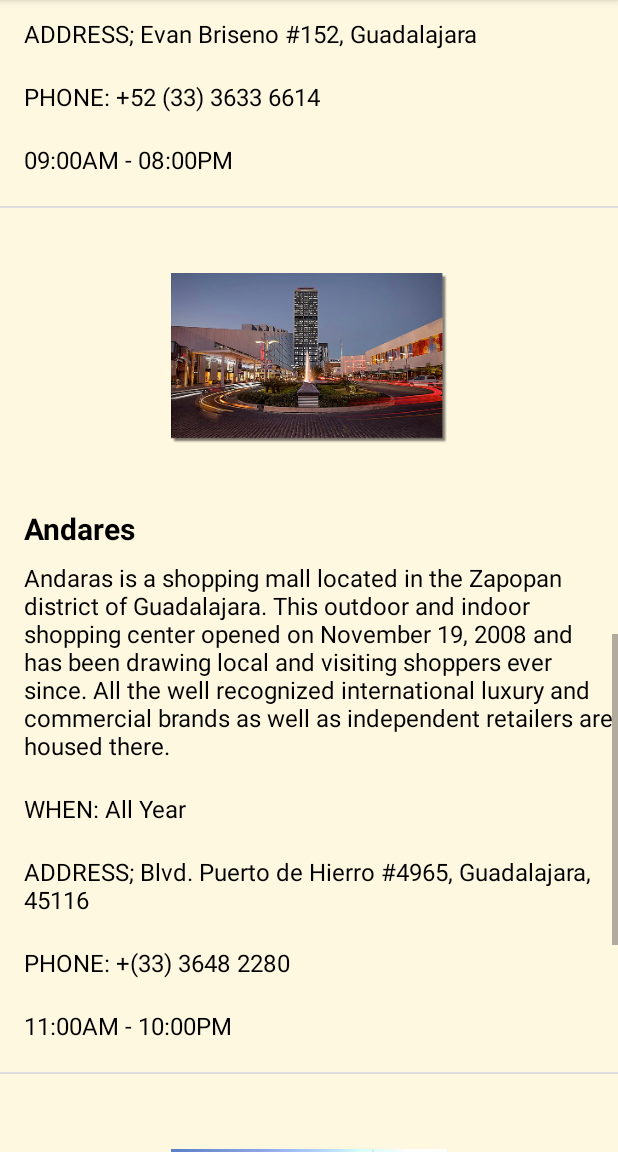
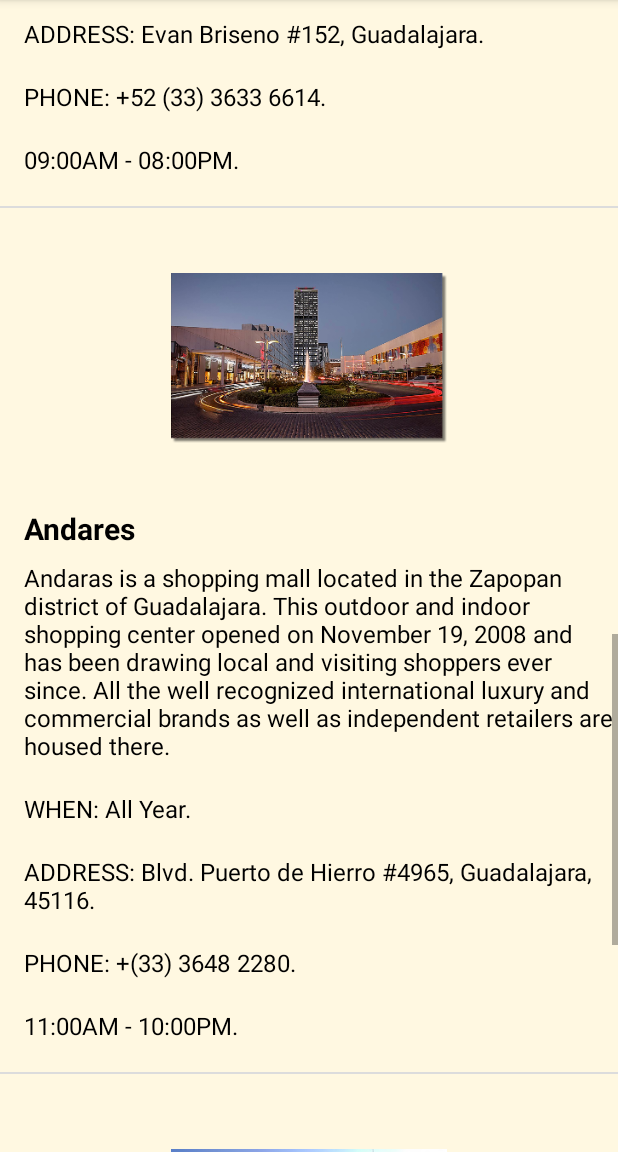
Before and after one commit to carloswilsonperez/Tour_Guide_App, an Android app: the fragment PlacesFragment shown on its own in the app's theme, scrolled down 1612 dp, on a phone screen of 412 x 824 dp, the part 84-1236 px from its top. Run offline under Robolectric (Android 15) with nearby library versions, the phone set to English and light mode, and no system bars.

Commit message:
Improving information

```diff
--- a/app/src/main/java/com/example/android/tour_guide_app/PlacesFragment.java
+++ b/app/src/main/java/com/example/android/tour_guide_app/PlacesFragment.java
@@ -77,44 +77,43 @@ public class PlacesFragment extends Fragment {
 
         title = "Catedral de Guadalajara";
         description = "Guadalajara's cathedral is the city's most beloved and conspicuous landmark with distinctive neo-Gothic towers built after an earthquake toppled the originals in the mid-19th century. Begun in 1588 and consecrated in 1618, the building is almost as old as the city itself. Time your visit right and you will see light filter through the stained-glass renderings of The Last Supper and hear a working pipe organ rumble sweetly from the rafters.";
-        eventDate = "All Year";
-        address = "Alcalde Ave. #10 (between Hildalgo Ave. and Morelos) Guadalajara, 44100";
-        phone = "+(33) 3613 7168";
-        officeHours = "08:00AM - 08:00PM";
+        eventDate = "All Year.";
+        address = "Alcalde Ave. #10 (between Hildalgo Ave. and Morelos) Guadalajara, 44100.";
+        phone = "+(33) 3613 7168.";
+        officeHours = "08:00AM - 08:00PM.";
         tourItems.add(new TourItem(title, description, eventDate, address, phone, officeHours, R.drawable.catedral_guadalajara));
 
         title = "Hospicio Cabañas";
         description = "The Hospicos Cabañas was built at the beginning of the 19th centurey to provide care and shelter for the disadvantaged – orphans, seniors, the handicapped and chronic invalids. This large complex which incorporates several unusual features designed specifically to meet the needs of its occupants, was unique for its time.";
-        eventDate = "All Year";
-        address = "Cabanas No. 8 Col. Las Fresas, Plaza tapatia C.P. 44369";
-        phone = "(33) 3818 2800 ext. 31642";
-        officeHours = "10:00AM - 06:00PM";
+        eventDate = "All Year.";
+        address = "Cabanas No. 8 Col. Las Fresas, Plaza tapatia C.P. 44369.";
+        phone = "(33) 3818 2800 ext. 31642.";
+        officeHours = "10:00AM - 06:00PM.";
         tourItems.add(new TourItem(title, description, eventDate, address, phone, officeHours, R.drawable.hospicio_cabanas));
 
         title = "Basilica de Zapopan";
         description = "Zapopan's pride and joy, the Basilica de Zapopan, built in 1730, is home to Nuestra Senora de Zapopan, a petite statue of the Virgin visited by pilgrims year-round. During the Fiestas de Octubre, thousands of kneeling faithful from the Jalisco region crawl behind the statue as it is carried from the basilica to Guadalajara's central cathedral.";
-        eventDate = "All Year";
-        address = "Evan Briseno #152, Guadalajara";
-        phone = "+52 (33) 3633 6614";
-        officeHours = "09:00AM - 08:00PM";
+        eventDate = "All Year.";
+        address = "Evan Briseno #152, Guadalajara.";
+        phone = "+52 (33) 3633 6614.";
+        officeHours = "09:00AM - 08:00PM.";
         tourItems.add(new TourItem(title, description, eventDate, address, phone, officeHours, R.drawable.catedral_zapopan));
 
         title = "Andares";
         description = "Andaras is a shopping mall located in the Zapopan district of Guadalajara. This outdoor and indoor shopping center opened on November 19, 2008 and has been drawing local and visiting shoppers ever since. All the well recognized international luxury and commercial brands as well as independent retailers are housed there. ";
-        eventDate = "All Year";
-        address = "Blvd. Puerto de Hierro #4965, Guadalajara, 45116";
-        phone = "+(33) 3648 2280";
-        officeHours = "11:00AM - 10:00PM";
+        eventDate = "All Year.";
+        address = "Blvd. Puerto de Hierro #4965, Guadalajara, 45116.";
+        phone = "+(33) 3648 2280.";
+        officeHours = "11:00AM - 10:00PM.";
         tourItems.add(new TourItem(title, description, eventDate, address, phone, officeHours, R.drawable.andares));
 
         title = "Museo de las Artes";
         description = "To scratch your modernist itch if you've overdosed on classic art, head three blocks west of Parque Revolucion to this museum housed in a French renaissance building that formaearly served as the admin buildings for the University of Guadalajara.";
-        eventDate = "All Year";
-        address = "Av Jauarez #975, Guadalajara";
-        phone = "+(33) 3134 1664";
-        officeHours = "Tuesday to Sunday from 10:00AM - 6:00PM";
+        eventDate = "All Year.";
+        address = "Av Jauarez #975, Guadalajara.";
+        phone = "+(33) 3134 1664.";
+        officeHours = "Tuesday to Sunday from 10:00AM - 6:00PM.";
         tourItems.add(new TourItem(title, description, eventDate, address, phone, officeHours, R.drawable.museo_artes));
-
 
         // Create an {@link TourItemAdapter}, whose data source is a list of {@link TourItem}s. The
         // adapter knows how to create list items for each item in the list.
--- a/app/src/main/java/com/example/android/tour_guide_app/SportsFragment.java
+++ b/app/src/main/java/com/example/android/tour_guide_app/SportsFragment.java
@@ -78,17 +78,17 @@ public class SportsFragment extends Fragment {
 
         title = "Charreada";
         description = "The sport of charreada is considered a \"living history\" of Mexico and is the national sport. This competitive sport is similar to rodeo and its origins date back to the 19th Century when Mexico's haciendas were widespread throughout the country.";
-        eventDate = "All Year";
+        eventDate = "All Year.";
         tourItems.add(new TourItem(title, description, eventDate, address, phone, officeHours, R.drawable.charreria));
 
         title = "Soccer";
         description = "Club Deportivo, commonly known as Chivas, is a professional soccer club based in Guadalajara. The team was founded by Edgar Everaert, who arrived in Mexico in 1906. In 1908, with the approval of Everaert and the players, the team was renamed as Club Deportivo Guadalajara to reflect a sense of loyalty within Guadalajara's locals. In that same year, the team declared it would only field Mexican-born players.";
-        eventDate = "All Year";
+        eventDate = "All Year.";
         tourItems.add(new TourItem(title, description, eventDate, address, phone, officeHours, R.drawable.soccer));
 
         title = "Wrestling";
         description = "Lucha Libre is a form of professional wrestling developed in Mexico. This lively sport has become an internationally recognized symbol of Mexican pop culture. The history of Mexican wrestlinig dates back to 1863 when Enrique Ugartechea, the first Mexican wrestler, developed the Mexican lucha libre style inspired by Greco-Roman wrestling. Today, lucha libre wrestlers are known as luchadores.";
-        eventDate = "All Year";
+        eventDate = "All Year.";
         tourItems.add(new TourItem(title, description, eventDate, address, phone, officeHours, R.drawable.wrestling));
 
         // Create an {@link TourItemAdapter}, whose data source is a list of {@link TourItem}s. The
--- a/app/src/main/java/com/example/android/tour_guide_app/TourItemAdapter.java
+++ b/app/src/main/java/com/example/android/tour_guide_app/TourItemAdapter.java
@@ -77,7 +77,7 @@ public class TourItemAdapter extends ArrayAdapter<TourItem>  {
 
         TextView address = listItemView.findViewById(R.id.tour_item_address);
         if (currentTourItem.getmAddress() != null) {
-            address.setText("ADDRESS; " + currentTourItem.getmAddress());
+            address.setText("ADDRESS: " + currentTourItem.getmAddress());
         } else {
             address.setVisibility(View.GONE);
         }
```
Also changed, not shown: app/src/main/java/com/example/android/tour_guide_app/FestivitiesFragment.java (+7 -7 lines).
